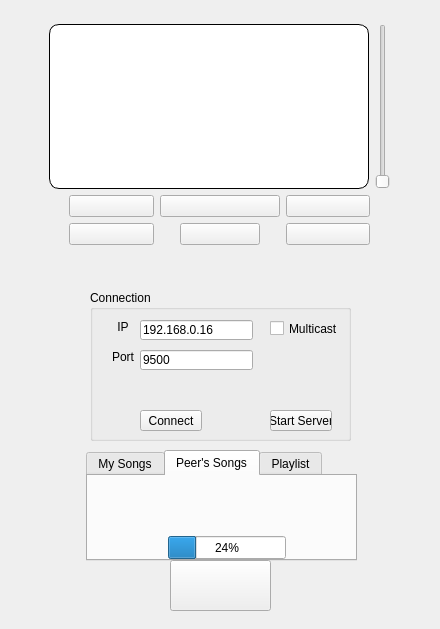
The window that mainwindow.ui (dpogue/CommAudio) describes before a commit, drawn with Qt 5.
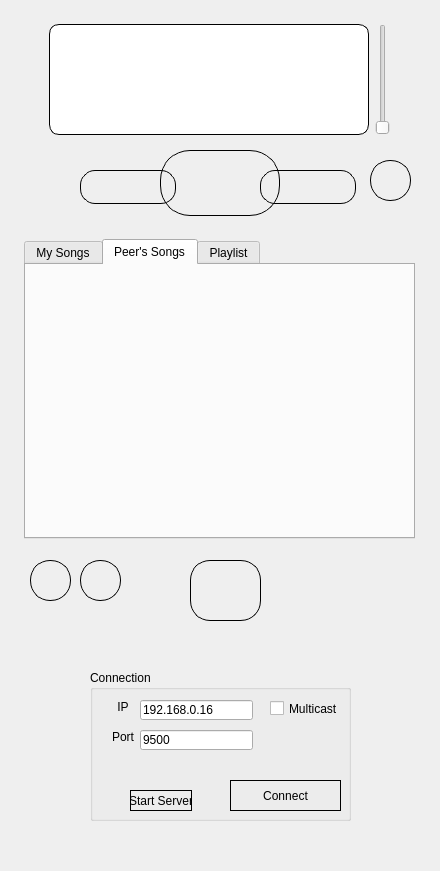
The same window after the commit. The open tabs and pages were chosen to show the change. Icons and pictures are not drawn.

Commit message: got newer version of gui

```diff
--- a/mainwindow.ui
+++ b/mainwindow.ui
@@ -7,18 +7,31 @@
     <x>0</x>
     <y>0</y>
     <width>440</width>
-    <height>629</height>
+    <height>871</height>
    </rect>
   </property>
+  <property name="maximumSize">
+   <size>
+    <width>16777215</width>
+    <height>16777215</height>
+   </size>
+  </property>
   <property name="windowTitle">
-   <string>DBDLCAWT</string>
+   <string>Carving your eyes out with spoons yet?</string>
   </property>
   <property name="windowIcon">
    <iconset>
-    <normaloff>img/dbdl.jpeg</normaloff>img/dbdl.jpeg</iconset>
+    <normaloff>../../.designer/backup/img/dbdl.jpeg</normaloff>../../.designer/backup/img/dbdl.jpeg</iconset>
+  </property>
+  <property name="autoFillBackground">
+   <bool>false</bool>
   </property>
   <property name="styleSheet">
-   <string notr="true">QLabel#connectErrorLabel { 
+   <string notr="true">#centralWidget {
+	background-image: url(img/bg.jpg);
+}
+
+QLabel#connectErrorLabel { 
 	color: red;
 }
 
@@ -30,58 +43,308 @@
 	background: white;
 }
 
+QPushButton {
+	border-width: 1px;
+	border-style: solid;
+	border-color: black;
+	border-radius: 20px;
+
+background-color: qlineargradient(x1: 0, y1: 0, x2: 0, y2: 1,
+                                       stop: 0 #f6f7fa, stop: 1 #dadbde);
+}
+
+QPushButton#playPushButton {
+	border-radius: 30px;
+}
+
+QPushButton#previousPushButton {
+ 	border-radius: 15px;
+}
+
+QPushButton#nextPushButton {
+	border-radius: 15px;
+}
 </string>
   </property>
   <widget class="QWidget" name="centralWidget">
-   <widget class="QTabWidget" name="fileTabWidget">
+   <widget class="QPushButton" name="chatPushButton">
     <property name="geometry">
      <rect>
-      <x>86</x>
-      <y>450</y>
-      <width>271</width>
-      <height>111</height>
+      <x>190</x>
+      <y>560</y>
+      <width>71</width>
+      <height>61</height>
      </rect>
     </property>
-    <property name="tabShape">
-     <enum>QTabWidget::Rounded</enum>
+    <property name="text">
+     <string/>
     </property>
-    <property name="currentIndex">
-     <number>0</number>
+    <property name="icon">
+     <iconset>
+      <normaloff>img/chat.png</normaloff>img/chat.png</iconset>
     </property>
-    <widget class="QWidget" name="localTab">
-     <attribute name="title">
-      <string>My Songs</string>
-     </attribute>
-    </widget>
-    <widget class="QWidget" name="peerTab">
-     <attribute name="title">
-      <string>Peer's Songs</string>
-     </attribute>
-     <widget class="QProgressBar" name="downloadProgressBar">
-      <property name="geometry">
-       <rect>
-        <x>80</x>
-        <y>60</y>
-        <width>118</width>
-        <height>23</height>
-       </rect>
-      </property>
-      <property name="value">
-       <number>24</number>
-      </property>
-     </widget>
-    </widget>
-    <widget class="QWidget" name="playlistTab">
-     <attribute name="title">
-      <string>Playlist</string>
-     </attribute>
-    </widget>
+    <property name="iconSize">
+     <size>
+      <width>48</width>
+      <height>48</height>
+     </size>
+    </property>
+   </widget>
+   <widget class="QWidget" name="verticalLayoutWidget">
+    <property name="geometry">
+     <rect>
+      <x>-1</x>
+      <y>-1</y>
+      <width>441</width>
+      <height>151</height>
+     </rect>
+    </property>
+    <layout class="QVBoxLayout" name="verticalLayout" stretch="0">
+     <property name="leftMargin">
+      <number>50</number>
+     </property>
+     <property name="topMargin">
+      <number>25</number>
+     </property>
+     <property name="rightMargin">
+      <number>50</number>
+     </property>
+     <property name="bottomMargin">
+      <number>15</number>
+     </property>
+     <item>
+      <layout class="QHBoxLayout" name="horizontalLayout">
+       <property name="rightMargin">
+        <number>0</number>
+       </property>
+       <item>
+        <widget class="QFrame" name="nowPlayingFrame">
+         <property name="frameShape">
+          <enum>QFrame::StyledPanel</enum>
+         </property>
+         <property name="frameShadow">
+          <enum>QFrame::Raised</enum>
+         </property>
+        </widget>
+       </item>
+       <item>
+        <widget class="QSlider" name="volumeSlider">
+         <property name="toolTip">
+          <string>Volume</string>
+         </property>
+         <property name="orientation">
+          <enum>Qt::Vertical</enum>
+         </property>
+        </widget>
+       </item>
+      </layout>
+     </item>
+    </layout>
+   </widget>
+   <widget class="QPushButton" name="playPushButton">
+    <property name="geometry">
+     <rect>
+      <x>160</x>
+      <y>150</y>
+      <width>120</width>
+      <height>66</height>
+     </rect>
+    </property>
+    <property name="minimumSize">
+     <size>
+      <width>120</width>
+      <height>0</height>
+     </size>
+    </property>
+    <property name="layoutDirection">
+     <enum>Qt::LeftToRight</enum>
+    </property>
+    <property name="text">
+     <string/>
+    </property>
+    <property name="icon">
+     <iconset>
+      <normaloff>img/play.png</normaloff>img/play.png</iconset>
+    </property>
+    <property name="iconSize">
+     <size>
+      <width>64</width>
+      <height>64</height>
+     </size>
+    </property>
+   </widget>
+   <widget class="QPushButton" name="previousPushButton">
+    <property name="geometry">
+     <rect>
+      <x>80</x>
+      <y>170</y>
+      <width>96</width>
+      <height>34</height>
+     </rect>
+    </property>
+    <property name="text">
+     <string/>
+    </property>
+    <property name="icon">
+     <iconset>
+      <normaloff>img/previous.png</normaloff>img/previous.png</iconset>
+    </property>
+    <property name="iconSize">
+     <size>
+      <width>32</width>
+      <height>32</height>
+     </size>
+    </property>
+   </widget>
+   <widget class="QPushButton" name="nextPushButton">
+    <property name="geometry">
+     <rect>
+      <x>260</x>
+      <y>170</y>
+      <width>96</width>
+      <height>34</height>
+     </rect>
+    </property>
+    <property name="text">
+     <string/>
+    </property>
+    <property name="icon">
+     <iconset>
+      <normaloff>img/next.png</normaloff>img/next.png</iconset>
+    </property>
+    <property name="iconSize">
+     <size>
+      <width>32</width>
+      <height>32</height>
+     </size>
+    </property>
+   </widget>
+   <widget class="QPushButton" name="connectionPushButton">
+    <property name="geometry">
+     <rect>
+      <x>80</x>
+      <y>560</y>
+      <width>41</width>
+      <height>41</height>
+     </rect>
+    </property>
+    <property name="text">
+     <string/>
+    </property>
+    <property name="icon">
+     <iconset>
+      <normaloff>img/connect.png</normaloff>img/connect.png</iconset>
+    </property>
+    <property name="iconSize">
+     <size>
+      <width>32</width>
+      <height>32</height>
+     </size>
+    </property>
+   </widget>
+   <widget class="QPushButton" name="stopPushButton">
+    <property name="geometry">
+     <rect>
+      <x>370</x>
+      <y>160</y>
+      <width>41</width>
+      <height>41</height>
+     </rect>
+    </property>
+    <property name="maximumSize">
+     <size>
+      <width>80</width>
+      <height>16777215</height>
+     </size>
+    </property>
+    <property name="text">
+     <string/>
+    </property>
+    <property name="icon">
+     <iconset>
+      <normaloff>img/stop.png</normaloff>img/stop.png</iconset>
+    </property>
+    <property name="iconSize">
+     <size>
+      <width>32</width>
+      <height>32</height>
+     </size>
+    </property>
+   </widget>
+   <widget class="QWidget" name="verticalLayoutWidget_2">
+    <property name="geometry">
+     <rect>
+      <x>-1</x>
+      <y>219</y>
+      <width>441</width>
+      <height>331</height>
+     </rect>
+    </property>
+    <layout class="QVBoxLayout" name="verticalLayout_2">
+     <property name="leftMargin">
+      <number>25</number>
+     </property>
+     <property name="topMargin">
+      <number>20</number>
+     </property>
+     <property name="rightMargin">
+      <number>25</number>
+     </property>
+     <item>
+      <widget class="QTabWidget" name="fileTabWidget">
+       <property name="tabShape">
+        <enum>QTabWidget::Rounded</enum>
+       </property>
+       <property name="currentIndex">
+        <number>0</number>
+       </property>
+       <widget class="QWidget" name="localTab">
+        <attribute name="title">
+         <string>My Songs</string>
+        </attribute>
+       </widget>
+       <widget class="QWidget" name="peerTab">
+        <attribute name="title">
+         <string>Peer's Songs</string>
+        </attribute>
+       </widget>
+       <widget class="QWidget" name="playlistTab">
+        <attribute name="title">
+         <string>Playlist</string>
+        </attribute>
+       </widget>
+      </widget>
+     </item>
+    </layout>
+   </widget>
+   <widget class="QPushButton" name="settingsPushButton">
+    <property name="geometry">
+     <rect>
+      <x>30</x>
+      <y>560</y>
+      <width>41</width>
+      <height>41</height>
+     </rect>
+    </property>
+    <property name="text">
+     <string/>
+    </property>
+    <property name="icon">
+     <iconset>
+      <normaloff>img/settings.png</normaloff>img/settings.png</iconset>
+    </property>
+    <property name="iconSize">
+     <size>
+      <width>32</width>
+      <height>32</height>
+     </size>
+    </property>
    </widget>
    <widget class="QGroupBox" name="groupBox">
     <property name="geometry">
      <rect>
       <x>90</x>
-      <y>290</y>
+      <y>670</y>
       <width>261</width>
       <height>151</height>
      </rect>
@@ -160,19 +423,6 @@
       <string>Multicast</string>
      </property>
     </widget>
-    <widget class="QPushButton" name="connectPushButton">
-     <property name="geometry">
-      <rect>
-       <x>50</x>
-       <y>120</y>
-       <width>62</width>
-       <height>21</height>
-      </rect>
-     </property>
-     <property name="text">
-      <string>Connect</string>
-     </property>
-    </widget>
     <widget class="QLabel" name="connectErrorLabel">
      <property name="geometry">
       <rect>
@@ -195,7 +445,7 @@
     <widget class="QPushButton" name="startServerPushButton">
      <property name="geometry">
       <rect>
-       <x>180</x>
+       <x>40</x>
        <y>120</y>
        <width>62</width>
        <height>21</height>
@@ -205,217 +455,19 @@
       <string>Start Server</string>
      </property>
     </widget>
-   </widget>
-   <widget class="QPushButton" name="chatPushButton">
-    <property name="geometry">
-     <rect>
-      <x>170</x>
-      <y>560</y>
-      <width>101</width>
-      <height>51</height>
-     </rect>
-    </property>
-    <property name="text">
-     <string/>
-    </property>
-    <property name="icon">
-     <iconset>
-      <normaloff>img/chat.png</normaloff>img/chat.png</iconset>
-    </property>
-    <property name="iconSize">
-     <size>
-      <width>48</width>
-      <height>48</height>
-     </size>
-    </property>
-   </widget>
-   <widget class="QWidget" name="verticalLayoutWidget">
-    <property name="geometry">
-     <rect>
-      <x>-1</x>
-      <y>-1</y>
-      <width>441</width>
-      <height>271</height>
-     </rect>
-    </property>
-    <layout class="QVBoxLayout" name="verticalLayout" stretch="0,0">
-     <property name="leftMargin">
-      <number>50</number>
+    <widget class="QPushButton" name="connectPushButton">
+     <property name="geometry">
+      <rect>
+       <x>140</x>
+       <y>110</y>
+       <width>111</width>
+       <height>31</height>
+      </rect>
      </property>
-     <property name="topMargin">
-      <number>25</number>
+     <property name="text">
+      <string>Connect</string>
      </property>
-     <property name="rightMargin">
-      <number>50</number>
-     </property>
-     <property name="bottomMargin">
-      <number>25</number>
-     </property>
-     <item>
-      <layout class="QHBoxLayout" name="horizontalLayout">
-       <property name="rightMargin">
-        <number>0</number>
-       </property>
-       <item>
-        <widget class="QFrame" name="nowPlayingFrame">
-         <property name="frameShape">
-          <enum>QFrame::StyledPanel</enum>
-         </property>
-         <property name="frameShadow">
-          <enum>QFrame::Raised</enum>
-         </property>
-        </widget>
-       </item>
-       <item>
-        <widget class="QSlider" name="volumeSlider">
-         <property name="toolTip">
-          <string>Volume</string>
-         </property>
-         <property name="orientation">
-          <enum>Qt::Vertical</enum>
-         </property>
-        </widget>
-       </item>
-      </layout>
-     </item>
-     <item>
-      <layout class="QGridLayout" name="gridLayout_4">
-       <property name="leftMargin">
-        <number>20</number>
-       </property>
-       <property name="rightMargin">
-        <number>20</number>
-       </property>
-       <property name="bottomMargin">
-        <number>0</number>
-       </property>
-       <item row="1" column="1">
-        <layout class="QHBoxLayout" name="horizontalLayout_3">
-         <property name="bottomMargin">
-          <number>0</number>
-         </property>
-         <item>
-          <widget class="QPushButton" name="stopPushButton">
-           <property name="maximumSize">
-            <size>
-             <width>80</width>
-             <height>16777215</height>
-            </size>
-           </property>
-           <property name="text">
-            <string/>
-           </property>
-           <property name="icon">
-            <iconset>
-             <normaloff>img/stop.png</normaloff>img/stop.png</iconset>
-           </property>
-           <property name="iconSize">
-            <size>
-             <width>32</width>
-             <height>32</height>
-            </size>
-           </property>
-          </widget>
-         </item>
-        </layout>
-       </item>
-       <item row="0" column="1">
-        <widget class="QPushButton" name="playPushButton">
-         <property name="minimumSize">
-          <size>
-           <width>120</width>
-           <height>0</height>
-          </size>
-         </property>
-         <property name="layoutDirection">
-          <enum>Qt::LeftToRight</enum>
-         </property>
-         <property name="text">
-          <string/>
-         </property>
-         <property name="icon">
-          <iconset>
-           <normaloff>img/play.png</normaloff>img/play.png</iconset>
-         </property>
-         <property name="iconSize">
-          <size>
-           <width>64</width>
-           <height>64</height>
-          </size>
-         </property>
-        </widget>
-       </item>
-       <item row="0" column="2">
-        <widget class="QPushButton" name="nextPushButton">
-         <property name="text">
-          <string/>
-         </property>
-         <property name="icon">
-          <iconset>
-           <normaloff>img/next.png</normaloff>img/next.png</iconset>
-         </property>
-         <property name="iconSize">
-          <size>
-           <width>32</width>
-           <height>32</height>
-          </size>
-         </property>
-        </widget>
-       </item>
-       <item row="0" column="0">
-        <widget class="QPushButton" name="previousPushButton">
-         <property name="text">
-          <string/>
-         </property>
-         <property name="icon">
-          <iconset>
-           <normaloff>img/previous.png</normaloff>img/previous.png</iconset>
-         </property>
-         <property name="iconSize">
-          <size>
-           <width>32</width>
-           <height>32</height>
-          </size>
-         </property>
-        </widget>
-       </item>
-       <item row="1" column="0">
-        <widget class="QPushButton" name="settingsPushButton">
-         <property name="text">
-          <string/>
-         </property>
-         <property name="icon">
-          <iconset>
-           <normaloff>img/settings.png</normaloff>img/settings.png</iconset>
-         </property>
-         <property name="iconSize">
-          <size>
-           <width>32</width>
-           <height>32</height>
-          </size>
-         </property>
-        </widget>
-       </item>
-       <item row="1" column="2">
-        <widget class="QPushButton" name="connectionPushButton">
-         <property name="text">
-          <string/>
-         </property>
-         <property name="icon">
-          <iconset>
-           <normaloff>img/connect.png</normaloff>img/connect.png</iconset>
-         </property>
-         <property name="iconSize">
-          <size>
-           <width>32</width>
-           <height>32</height>
-          </size>
-         </property>
-        </widget>
-       </item>
-      </layout>
-     </item>
-    </layout>
+    </widget>
    </widget>
   </widget>
  </widget>
```
The commit also changes 7 other files.
